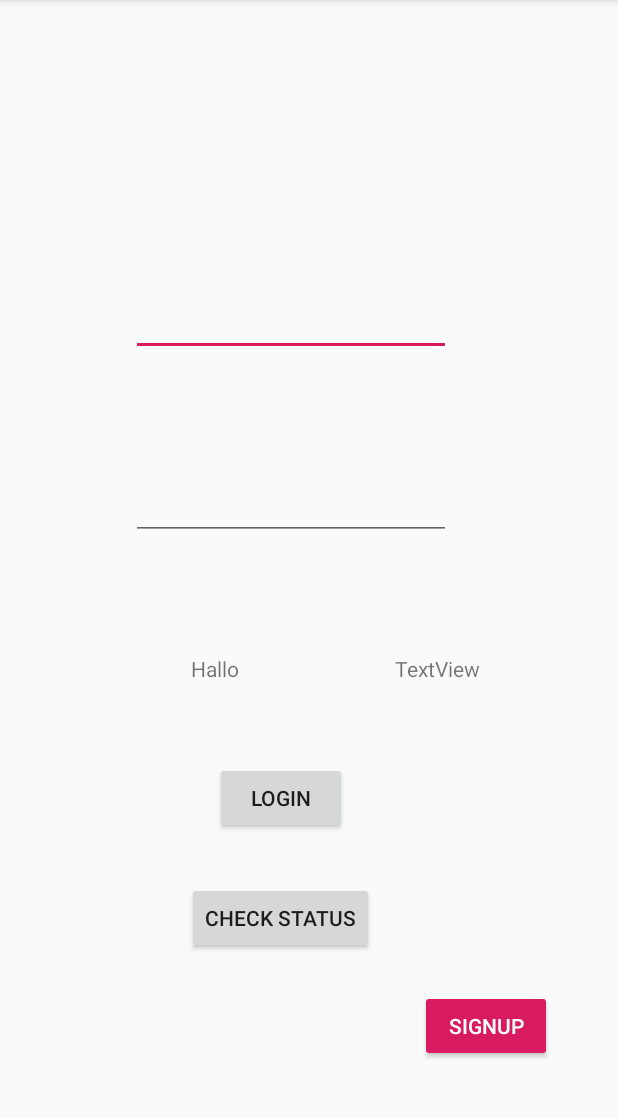
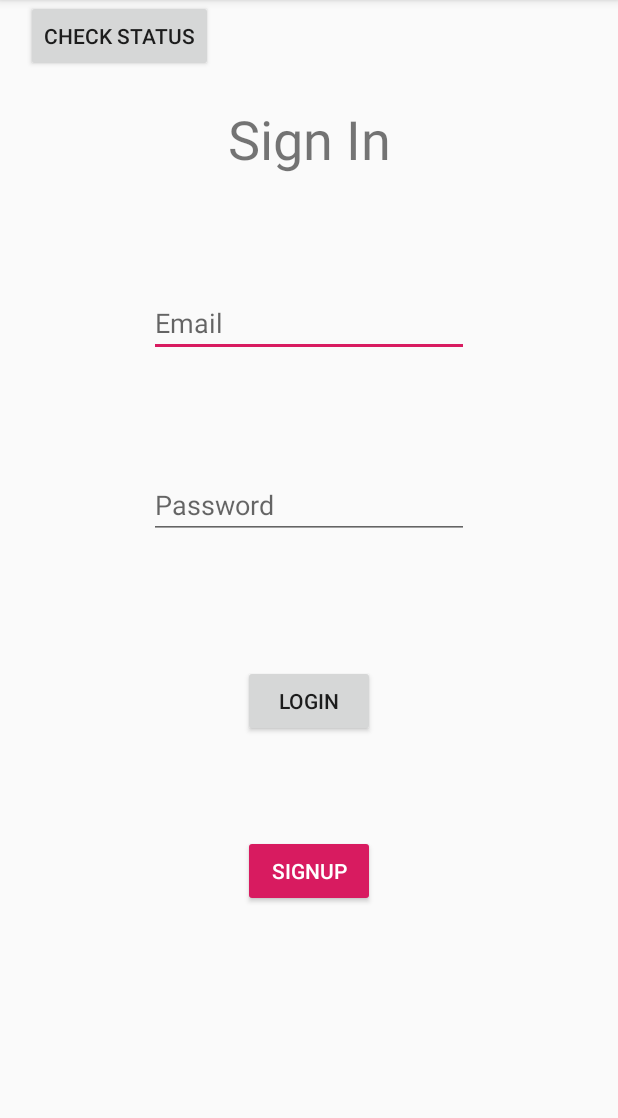
Before and after one commit to aggi345/MundusAndroid, an Android app: the screen it shows after launch (LoginActivity), on a phone screen of 412 x 824 dp, the part 84-1202 px from its top. Run offline under Robolectric (Android 15) with nearby library versions, the light colour scheme and no system bars.

Commit message:
Sign up and entiy update

```diff
--- a/app/build.gradle
+++ b/app/build.gradle
@@ -35,4 +35,5 @@ dependencies {
     testImplementation 'junit:junit:4.12'
     androidTestImplementation 'androidx.test.ext:junit:1.1.0'
     androidTestImplementation 'androidx.test.espresso:espresso-core:3.1.1'
+    implementation 'androidx.gridlayout:gridlayout:1.0.0'
 }
--- a/app/src/main/java/is/hi/HBV601G/mundusandroid/Activities/LoginActivity.java
+++ b/app/src/main/java/is/hi/HBV601G/mundusandroid/Activities/LoginActivity.java
@@ -23,8 +23,7 @@ public class LoginActivity extends AppCompatActivity {
     private Retrofit retrofit;
     private MundusAPI mundusAPI;
 
-    private TextView textView;
-    private TextView textView2;
+
     private Button mCheckButton;
     private Button mLoginButton;
     private Button mSignupButton;
@@ -39,14 +38,23 @@ public class LoginActivity extends AppCompatActivity {
         super.onCreate(savedInstanceState);
         setContentView(R.layout.activity_login);
 
-        textView = findViewById(R.id.textView2);
-        textView2 = findViewById(R.id.textView3);
 
-        mPassword = findViewById(R.id.password_field);
-        mEmail= findViewById(R.id.email_field);
+        //Network
+        retrofit = RetrofitSingleton.getInstance().getRetrofit();
+        mundusAPI = retrofit.create(MundusAPI.class);
 
-        mLoginButton = findViewById(R.id.signup_button);
-        mLoginButton.setOnClickListener(new View.OnClickListener() {
+
+        //Find items
+        mPassword = findViewById(R.id.password_editView);
+        mEmail= findViewById(R.id.email_editView);
+        mSignupButton = findViewById(R.id.signup_button);
+        mCheckButton = (Button)findViewById(R.id.check_button);
+        mLoginButton = (Button)findViewById(R.id.login_button);
+
+
+
+        //Events
+        mSignupButton.setOnClickListener(new View.OnClickListener() {
             @Override
             public void onClick(View v) {
                 Intent intent = new Intent(LoginActivity.this, SignupActivity.class);
@@ -54,8 +62,6 @@ public class LoginActivity extends AppCompatActivity {
             }
         });
 
-
-        mCheckButton = (Button)findViewById(R.id.check_button);
         mCheckButton.setOnClickListener(new View.OnClickListener() {
             @Override
             public void onClick(View v) {
@@ -63,7 +69,6 @@ public class LoginActivity extends AppCompatActivity {
             }
         });
 
-        mLoginButton = (Button)findViewById(R.id.login_button);
         mLoginButton.setOnClickListener(new View.OnClickListener() {
             @Override
             public void onClick(View v) {
@@ -71,10 +76,6 @@ public class LoginActivity extends AppCompatActivity {
             }
         });
 
-
-         retrofit = RetrofitSingleton.getInstance().getRetrofit();
-
-         mundusAPI = retrofit.create(MundusAPI.class);
 
     }
 
@@ -89,16 +90,19 @@ public class LoginActivity extends AppCompatActivity {
                 if(!response.isSuccessful()){
                     return;
                 }
+                Integer r = response.body();
 
-                Integer r = response.body();
-                textView.setText(r.toString());
+                if(r != -1) {
+                    Intent intent = new Intent(LoginActivity.this, PersonSelectActivity.class);
+                    startActivity(intent);
+                }
 
             }
 
             @Override
             public void onFailure(Call<Integer> call, Throwable t) {
-                textView.setText(t.getMessage());
-            }
+
+        }
         });
     }
 
@@ -113,12 +117,12 @@ public class LoginActivity extends AppCompatActivity {
                 }
 
                 String r = response.body();
-                textView2.setText(r.toString());
+
             }
 
             @Override
             public void onFailure(Call<String> call, Throwable t) {
-                textView2.setText(t.getMessage());
+
             }
         });
     }
--- a/app/src/main/java/is/hi/HBV601G/mundusandroid/Network/MundusAPI.java
+++ b/app/src/main/java/is/hi/HBV601G/mundusandroid/Network/MundusAPI.java
@@ -1,6 +1,13 @@
 package is.hi.HBV601G.mundusandroid.Network;
 
+import java.util.Set;
+
+import is.hi.HBV601G.mundusandroid.Entities.Account;
+import is.hi.HBV601G.mundusandroid.Entities.Child;
+import is.hi.HBV601G.mundusandroid.Entities.Parent;
+import okhttp3.ResponseBody;
 import retrofit2.Call;
+import retrofit2.http.Body;
 import retrofit2.http.Field;
 import retrofit2.http.FormUrlEncoded;
 import retrofit2.http.GET;
@@ -17,4 +24,14 @@ public interface MundusAPI {
     @GET("fakeTest")
     Call<String> login2();
 
+    @POST("signup")
+    Call<ResponseBody> signup(@Body Account account);
+
+    @GET("getparent")
+    Call<Parent> getParent();
+
+    @GET("getchildren")
+    Call<Set<Child>> getChildren();
+
+
 }
--- a/app/src/main/java/is/hi/HBV601G/mundusandroid/Network/RetrofitSingleton.java
+++ b/app/src/main/java/is/hi/HBV601G/mundusandroid/Network/RetrofitSingleton.java
@@ -9,7 +9,7 @@ public class RetrofitSingleton {
     private static final RetrofitSingleton INSTANCE = new RetrofitSingleton();
 
     private Retrofit retrofit;
-    private String BASE_URL = "http://192.168.1.55:8080/";
+    private String BASE_URL = "http://192.168.1.71:8080/";
 
     private RetrofitSingleton(){
 
--- a/app/src/main/res/layout/activity_login.xml
+++ b/app/src/main/res/layout/activity_login.xml
@@ -7,86 +7,72 @@
     tools:context=".Activities.LoginActivity">
 
     <EditText
-        android:id="@+id/email_field"
-        android:layout_width="wrap_content"
-        android:layout_height="wrap_content"
-        android:layout_marginStart="87dp"
-        android:layout_marginTop="192dp"
-        android:layout_marginEnd="111dp"
-        android:ems="10"
-        android:inputType="textEmailAddress"
-        app:layout_constraintEnd_toEndOf="parent"
-        app:layout_constraintHorizontal_bias="0.0"
-        app:layout_constraintStart_toStartOf="parent"
-        app:layout_constraintTop_toTopOf="parent" />
-
-    <TextView
-        android:id="@+id/textView2"
+        android:id="@+id/email_editView"
         android:layout_width="wrap_content"
         android:layout_height="wrap_content"
         android:layout_marginTop="76dp"
-        android:layout_marginEnd="104dp"
-        android:text="Hallo"
-        app:layout_constraintEnd_toStartOf="@+id/textView3"
-        app:layout_constraintHorizontal_bias="1.0"
+        android:ems="10"
+        android:hint="Email"
+        android:inputType="textEmailAddress"
+        app:layout_constraintEnd_toEndOf="parent"
+        app:layout_constraintHorizontal_bias="0.5"
         app:layout_constraintStart_toStartOf="parent"
-        app:layout_constraintTop_toBottomOf="@+id/password_field" />
-
-    <TextView
-        android:id="@+id/textView3"
-        android:layout_width="wrap_content"
-        android:layout_height="wrap_content"
-        android:layout_marginTop="76dp"
-        android:layout_marginEnd="92dp"
-        android:text="TextView"
-        app:layout_constraintEnd_toEndOf="parent"
-        app:layout_constraintTop_toBottomOf="@+id/password_field" />
+        app:layout_constraintTop_toBottomOf="@+id/singin_textView" />
 
     <Button
         android:id="@+id/check_button"
         android:layout_width="wrap_content"
         android:layout_height="wrap_content"
-        android:layout_marginBottom="132dp"
+        android:layout_marginEnd="20dp"
         android:text="Check Status"
-        app:layout_constraintBottom_toBottomOf="parent"
-        app:layout_constraintEnd_toEndOf="parent"
-        app:layout_constraintHorizontal_bias="0.433"
-        app:layout_constraintStart_toStartOf="parent" />
+        app:layout_constraintEnd_toStartOf="@+id/signup_button"
+        tools:layout_editor_absoluteY="547dp" />
 
     <Button
         android:id="@+id/login_button"
         android:layout_width="wrap_content"
         android:layout_height="wrap_content"
-        android:layout_marginBottom="32dp"
+        android:layout_marginTop="84dp"
         android:text="Login"
-        app:layout_constraintBottom_toTopOf="@+id/check_button"
         app:layout_constraintEnd_toEndOf="parent"
-        app:layout_constraintHorizontal_bias="0.442"
+        app:layout_constraintHorizontal_bias="0.5"
         app:layout_constraintStart_toStartOf="parent"
-        app:layout_constraintTop_toBottomOf="@+id/password_field"
-        app:layout_constraintVertical_bias="1.0" />
+        app:layout_constraintTop_toBottomOf="@+id/password_editView" />
 
     <EditText
-        android:id="@+id/password_field"
+        android:id="@+id/password_editView"
         android:layout_width="wrap_content"
         android:layout_height="wrap_content"
-        android:layout_marginStart="87dp"
-        android:layout_marginTop="77dp"
-        android:layout_marginEnd="111dp"
+        android:layout_marginTop="76dp"
         android:ems="10"
+        android:hint="Password"
         android:inputType="textPassword"
         app:layout_constraintEnd_toEndOf="parent"
         app:layout_constraintStart_toStartOf="parent"
-        app:layout_constraintTop_toBottomOf="@+id/email_field" />
+        app:layout_constraintTop_toBottomOf="@+id/email_editView" />
 
     <Button
         android:id="@+id/signup_button"
         style="@android:style/Widget.Material.Button.Colored"
         android:layout_width="wrap_content"
         android:layout_height="wrap_content"
-        android:layout_marginEnd="44dp"
-        android:layout_marginBottom="60dp"
         android:text="Signup"
         app:layout_constraintBottom_toBottomOf="parent"
-        app:layout_constraintEnd_toEndOf="parent" />
+        app:layout_constraintEnd_toEndOf="parent"
+        app:layout_constraintHorizontal_bias="0.501"
+        app:layout_constraintStart_toStartOf="parent"
+        app:layout_constraintTop_toBottomOf="@+id/login_button"
+        app:layout_constraintVertical_bias="0.287" />
+
+    <TextView
+        android:id="@+id/singin_textView"
+        android:layout_width="wrap_content"
+        android:layout_height="wrap_content"
+        android:layout_marginTop="68dp"
+        android:text="Sign In"
+        android:textSize="36sp"
+        app:layout_constraintEnd_toEndOf="parent"
+        app:layout_constraintStart_toStartOf="parent"
+        app:layout_constraintTop_toTopOf="parent" />
+
 </androidx.constraintlayout.widget.ConstraintLayout>
--- a/app/src/main/res/layout/activity_signup.xml
+++ b/app/src/main/res/layout/activity_signup.xml
@@ -73,12 +73,11 @@
         android:id="@+id/signup_button"
         android:layout_width="wrap_content"
         android:layout_height="wrap_content"
-        android:layout_marginTop="144dp"
+        android:layout_marginTop="24dp"
         android:text="Sign Up"
         android:textSize="30sp"
         app:layout_constraintBottom_toBottomOf="parent"
         app:layout_constraintEnd_toEndOf="parent"
-        app:layout_constraintHorizontal_bias="0.501"
         app:layout_constraintStart_toStartOf="parent"
         app:layout_constraintTop_toBottomOf="@+id/parentpin_editText"
         app:layout_constraintVertical_bias="0.0" />
```
Also changed, not shown: app/src/main/AndroidManifest.xml (+4 -3 lines), app/src/main/java/is/hi/HBV601G/mundusandroid/Activities/PersonSelectActivity.java (added, +25 -0 lines), app/src/main/java/is/hi/HBV601G/mundusandroid/Activities/SignupActivity.java (+69 -0 lines), app/src/main/java/is/hi/HBV601G/mundusandroid/Entities/Account.java (+58 -0 lines), app/src/main/java/is/hi/HBV601G/mundusandroid/Entities/Child.java (added, +46 -0 lines), app/src/main/java/is/hi/HBV601G/mundusandroid/Entities/Parent.java (+44 -6 lines), app/src/main/java/is/hi/HBV601G/mundusandroid/Entities/Person.java (+36 -0 lines), app/src/main/java/is/hi/HBV601G/mundusandroid/Entities/Quest.java (added, +136 -0 lines), app/src/main/java/is/hi/HBV601G/mundusandroid/Entities/Reward.java (added, +99 -0 lines), app/src/main/res/layout/activity_person_select.xml (added, +16 -0 lines).
